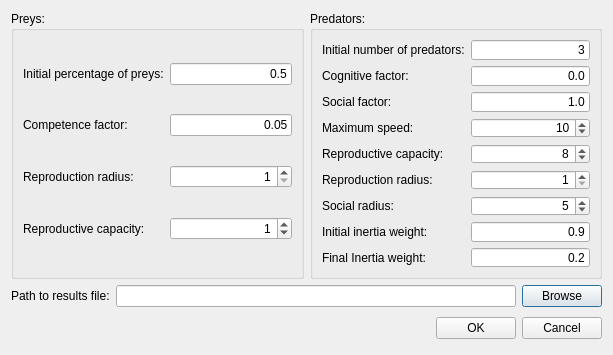
Qt form localsettingsdialog.ui (mariomartinezm/QtCaPso) before a commit.
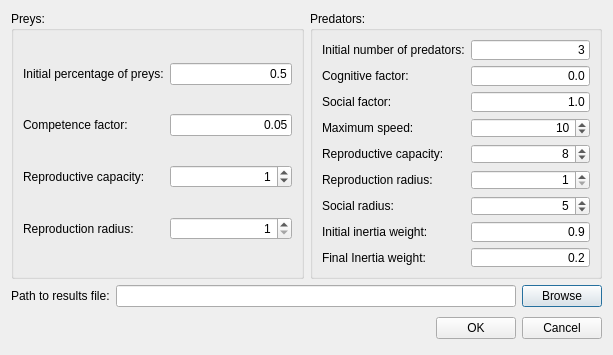
The same form after that commit.

Commit message:
Change order of fields in "prey" GroupBox
- Change the order of "Reproductive capacity" and "Reproduction radius"
  in the "Prey" groupbox of the local settings dialog

Patch:
```diff
--- a/localsettingsdialog.ui
+++ b/localsettingsdialog.ui
@@ -76,30 +76,13 @@
              </widget>
             </item>
             <item row="2" column="0">
-             <widget class="QLabel" name="labelPreyReproductionRadius">
-              <property name="text">
-               <string>Reproduction radius:</string>
-              </property>
-             </widget>
-            </item>
-            <item row="2" column="1">
-             <widget class="QSpinBox" name="spinBoxPreyReproductionRadius">
-              <property name="alignment">
-               <set>Qt::AlignRight|Qt::AlignTrailing|Qt::AlignVCenter</set>
-              </property>
-              <property name="minimum">
-               <number>1</number>
-              </property>
-             </widget>
-            </item>
-            <item row="3" column="0">
              <widget class="QLabel" name="labelPreyReproductiveCapacity">
               <property name="text">
                <string>Reproductive capacity:</string>
               </property>
              </widget>
             </item>
-            <item row="3" column="1">
+            <item row="2" column="1">
              <widget class="QSpinBox" name="spinBoxPreyReproductiveCapacity">
               <property name="alignment">
                <set>Qt::AlignRight|Qt::AlignTrailing|Qt::AlignVCenter</set>
@@ -109,6 +92,23 @@
               </property>
              </widget>
             </item>
+            <item row="3" column="0">
+             <widget class="QLabel" name="labelPreyReproductionRadius">
+              <property name="text">
+               <string>Reproduction radius:</string>
+              </property>
+             </widget>
+            </item>
+            <item row="3" column="1">
+             <widget class="QSpinBox" name="spinBoxPreyReproductionRadius">
+              <property name="alignment">
+               <set>Qt::AlignRight|Qt::AlignTrailing|Qt::AlignVCenter</set>
+              </property>
+              <property name="minimum">
+               <number>1</number>
+              </property>
+             </widget>
+            </item>
            </layout>
           </item>
          </layout>
```
